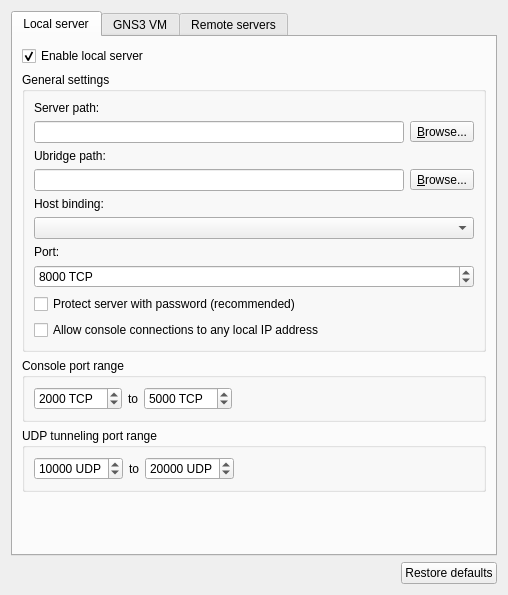
Old version of the form gns3/ui/server_preferences_page.ui in the repository GNS3/gns3-gui.
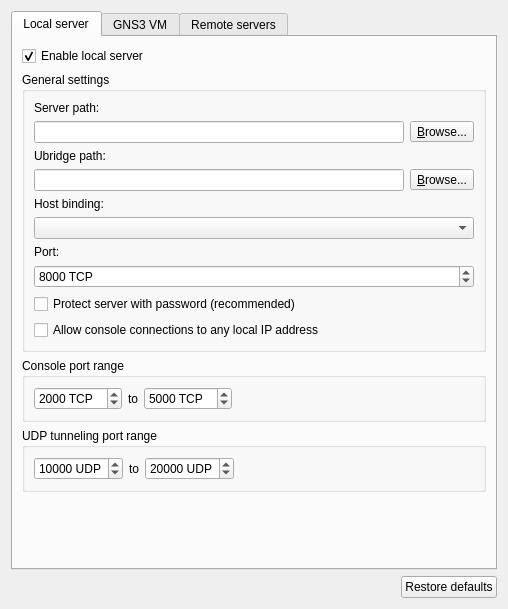
New version of the form.

The edit to the form file:
```diff
--- a/gns3/ui/server_preferences_page.ui
+++ b/gns3/ui/server_preferences_page.ui
@@ -7,7 +7,7 @@
     <x>0</x>
     <y>0</y>
     <width>508</width>
-    <height>595</height>
+    <height>609</height>
    </rect>
   </property>
   <property name="minimumSize">
```
Left out of the diff: 5 changed lines with no effect on the pictures.
